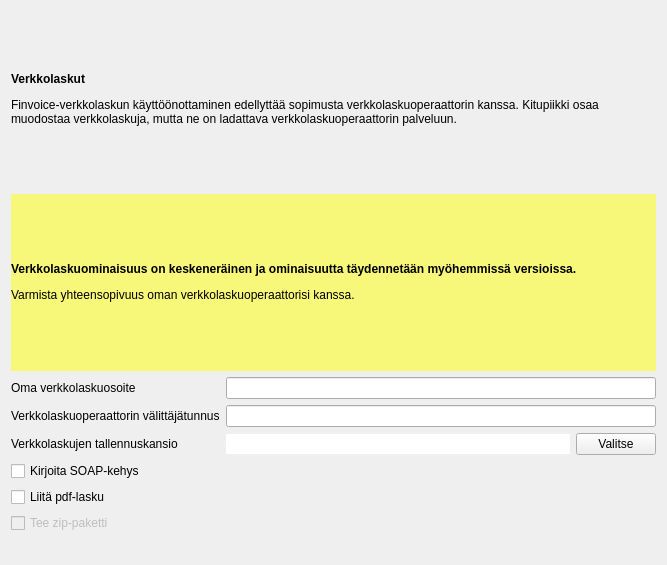
The window that kitupiikki/maaritys/verkkolaskumaaritys.ui (artoh/kitupiikki) describes before a commit, drawn with Qt 5.
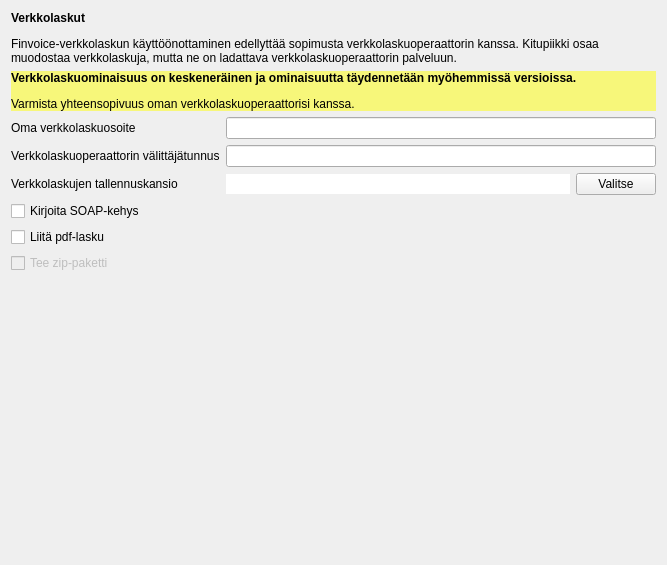
The same window after the commit. Icons and pictures are not drawn.

Patch:
```diff
--- a/kitupiikki/maaritys/verkkolaskumaaritys.ui
+++ b/kitupiikki/maaritys/verkkolaskumaaritys.ui
@@ -138,6 +138,19 @@
      </item>
     </layout>
    </item>
+   <item>
+    <spacer name="verticalSpacer">
+     <property name="orientation">
+      <enum>Qt::Vertical</enum>
+     </property>
+     <property name="sizeHint" stdset="0">
+      <size>
+       <width>20</width>
+       <height>40</height>
+      </size>
+     </property>
+    </spacer>
+   </item>
   </layout>
  </widget>
  <resources>
```
